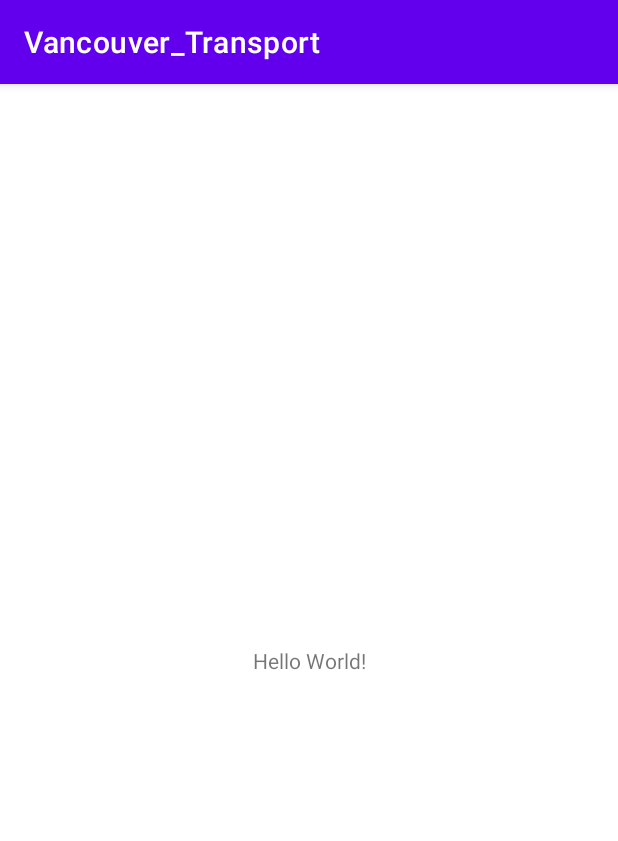
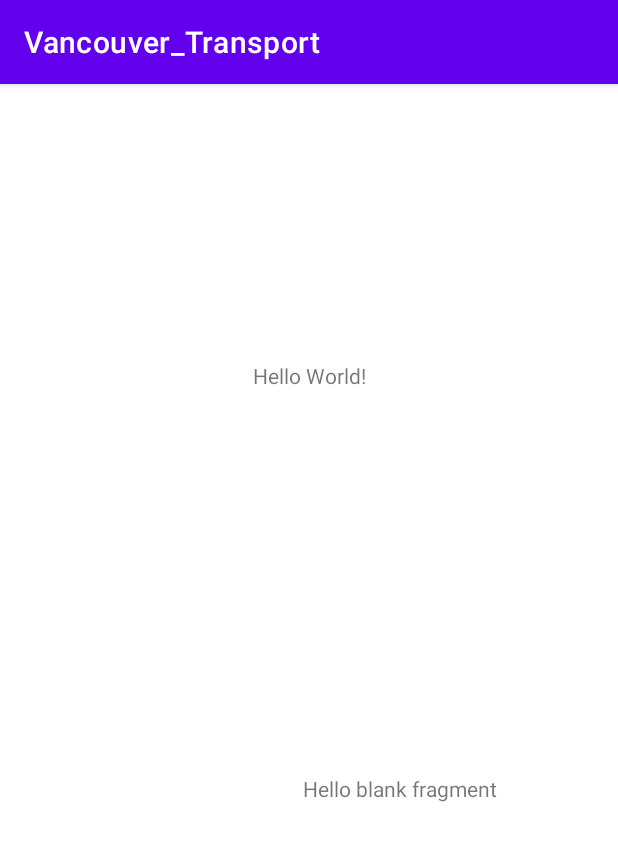
Before and after one commit to LimseDanlove/PAM-F5-Remack-Bachelard, an Android app: the screen it shows after launch (MainActivity), on a phone screen of 412 x 824 dp. Shown: the top 841 px of the screen. Run offline under Robolectric (Android 15) with nearby library versions, the phone set to English and light mode, and no system bars.

Commit message:
:sparkles: Adding list fragment

```diff
--- a/app/build.gradle
+++ b/app/build.gradle
@@ -4,12 +4,12 @@ plugins {
 }
 
 android {
-    compileSdk 32
+    compileSdk 31
 
     defaultConfig {
         applicationId "com.example.vancouver_transport"
         minSdk 29
-        targetSdk 32
+        targetSdk 31
         versionCode 1
         versionName "1.0"
 
@@ -37,6 +37,8 @@ dependencies {
     implementation 'androidx.appcompat:appcompat:1.2.0'
     implementation 'com.google.android.material:material:1.3.0'
     implementation 'androidx.constraintlayout:constraintlayout:2.0.4'
+    implementation 'androidx.legacy:legacy-support-v4:1.0.0'
+    implementation 'androidx.fragment:fragment:1.3.2'
     testImplementation 'junit:junit:4.+'
     androidTestImplementation 'androidx.test.ext:junit:1.1.2'
     androidTestImplementation 'androidx.test.espresso:espresso-core:3.3.0'
--- /dev/null
+++ b/app/src/main/java/com/example/vancouver_transport/StopListFragment.kt
@@ -0,0 +1,59 @@
+package com.example.vancouver_transport
+
+import android.os.Bundle
+import androidx.fragment.app.Fragment
+import android.view.LayoutInflater
+import android.view.View
+import android.view.ViewGroup
+
+// TODO: Rename parameter arguments, choose names that match
+// the fragment initialization parameters, e.g. ARG_ITEM_NUMBER
+private const val ARG_PARAM1 = "param1"
+private const val ARG_PARAM2 = "param2"
+
+/**
+ * A simple [Fragment] subclass.
+ * Use the [StopListFragment.newInstance] factory method to
+ * create an instance of this fragment.
+ */
+class StopListFragment : Fragment() {
+    // TODO: Rename and change types of parameters
+    private var param1: String? = null
+    private var param2: String? = null
+
+    override fun onCreate(savedInstanceState: Bundle?) {
+        super.onCreate(savedInstanceState)
+        arguments?.let {
+            param1 = it.getString(ARG_PARAM1)
+            param2 = it.getString(ARG_PARAM2)
+        }
+    }
+
+    override fun onCreateView(
+        inflater: LayoutInflater, container: ViewGroup?,
+        savedInstanceState: Bundle?
+    ): View? {
+        // Inflate the layout for this fragment
+        return inflater.inflate(R.layout.fragment_stop_list, container, false)
+    }
+
+    companion object {
+        /**
+         * Use this factory method to create a new instance of
+         * this fragment using the provided parameters.
+         *
+         * @param param1 Parameter 1.
+         * @param param2 Parameter 2.
+         * @return A new instance of fragment StopListFragment.
+         */
+        // TODO: Rename and change types and number of parameters
+        @JvmStatic
+        fun newInstance(param1: String, param2: String) =
+            StopListFragment().apply {
+                arguments = Bundle().apply {
+                    putString(ARG_PARAM1, param1)
+                    putString(ARG_PARAM2, param2)
+                }
+            }
+    }
+}
--- a/app/src/main/res/layout/activity_main.xml
+++ b/app/src/main/res/layout/activity_main.xml
@@ -7,12 +7,28 @@
     tools:context=".MainActivity">
 
     <TextView
+        android:id="@+id/textView2"
         android:layout_width="wrap_content"
         android:layout_height="wrap_content"
         android:text="Hello World!"
         app:layout_constraintBottom_toBottomOf="parent"
         app:layout_constraintLeft_toLeftOf="parent"
         app:layout_constraintRight_toRightOf="parent"
-        app:layout_constraintTop_toTopOf="parent" />
+        app:layout_constraintTop_toTopOf="parent"
+        app:layout_constraintVertical_bias="0.247" />
+
+    <androidx.fragment.app.FragmentContainerView
+        android:id="@+id/fragmentContainerView"
+        android:name="com.example.vancouver_transport.StopListFragment"
+        android:layout_width="0dp"
+        android:layout_height="0dp"
+        android:layout_marginStart="62dp"
+        android:layout_marginTop="60dp"
+        android:layout_marginEnd="62dp"
+        android:layout_marginBottom="161dp"
+        app:layout_constraintBottom_toBottomOf="parent"
+        app:layout_constraintEnd_toEndOf="parent"
+        app:layout_constraintStart_toStartOf="parent"
+        app:layout_constraintTop_toBottomOf="@+id/textView2" />
 
 </androidx.constraintlayout.widget.ConstraintLayout>
--- /dev/null
+++ b/app/src/main/res/layout/fragment_stop_list.xml
@@ -0,0 +1,22 @@
+<?xml version="1.0" encoding="utf-8"?>
+<androidx.constraintlayout.widget.ConstraintLayout xmlns:android="http://schemas.android.com/apk/res/android"
+    xmlns:app="http://schemas.android.com/apk/res-auto"
+    xmlns:tools="http://schemas.android.com/tools"
+    android:id="@+id/frameLayout"
+    android:layout_width="match_parent"
+    android:layout_height="match_parent"
+    tools:context=".StopListFragment">
+
+    <!-- TODO: Update blank fragment layout -->
+
+    <TextView
+        android:id="@+id/textView4"
+        android:layout_width="wrap_content"
+        android:layout_height="wrap_content"
+        android:layout_marginStart="140dp"
+        android:layout_marginTop="196dp"
+        android:text="@string/hello_blank_fragment"
+        app:layout_constraintStart_toStartOf="parent"
+        app:layout_constraintTop_toTopOf="parent" />
+
+</androidx.constraintlayout.widget.ConstraintLayout>
--- a/app/src/main/res/values/strings.xml
+++ b/app/src/main/res/values/strings.xml
@@ -1,3 +1,5 @@
 <resources>
     <string name="app_name">Vancouver_Transport</string>
+    <!-- TODO: Remove or change this placeholder text -->
+    <string name="hello_blank_fragment">Hello blank fragment</string>
 </resources>
```
